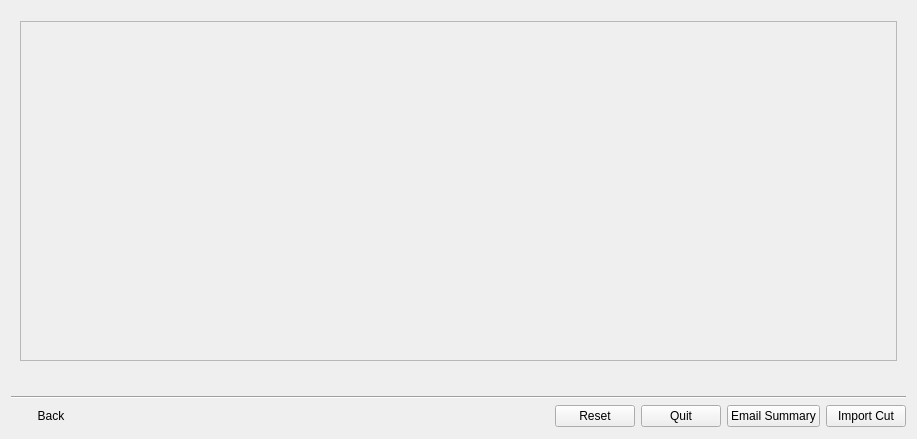
shotgunsoftware/tk-multi-importcut, file resources/dialog.ui: the form before one commit.
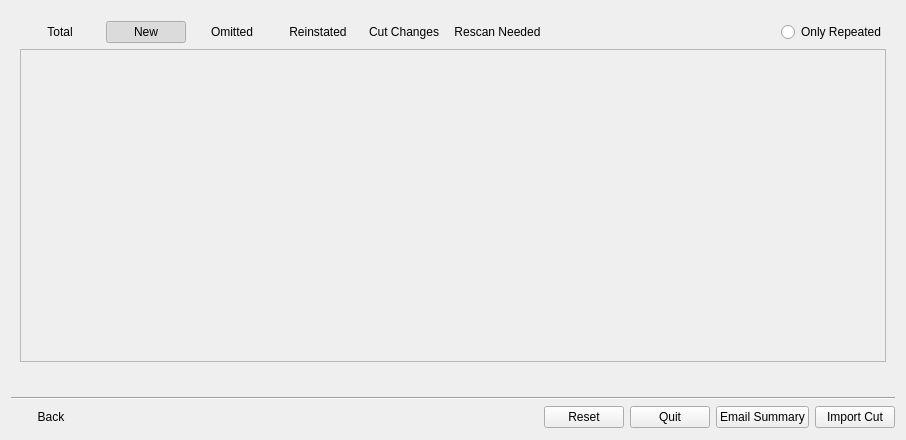
The form after the commit. The open tabs and pages were chosen to show the change. Icons and pictures are not drawn. Custom widgets are drawn as their Qt base class.

Commit message: Added cut summary selector buttons

```diff
--- a/resources/dialog.ui
+++ b/resources/dialog.ui
@@ -6,8 +6,8 @@
    <rect>
     <x>0</x>
     <y>0</y>
-    <width>917</width>
-    <height>439</height>
+    <width>906</width>
+    <height>440</height>
    </rect>
   </property>
   <property name="windowTitle">
@@ -91,7 +91,133 @@
      <widget class="QWidget" name="cut_summary_page">
       <layout class="QVBoxLayout" name="verticalLayout_4" stretch="0,0">
        <item>
-        <layout class="QHBoxLayout" name="horizontalLayout_2"/>
+        <layout class="QHBoxLayout" name="horizontalLayout_2" stretch="0,0,0,0,0,0,1,0">
+         <item>
+          <widget class="QPushButton" name="total_button">
+           <property name="text">
+            <string>Total</string>
+           </property>
+           <property name="checkable">
+            <bool>true</bool>
+           </property>
+           <property name="checked">
+            <bool>false</bool>
+           </property>
+           <property name="autoExclusive">
+            <bool>true</bool>
+           </property>
+           <property name="flat">
+            <bool>true</bool>
+           </property>
+          </widget>
+         </item>
+         <item>
+          <widget class="QPushButton" name="new_select_button">
+           <property name="text">
+            <string>New</string>
+           </property>
+           <property name="checkable">
+            <bool>true</bool>
+           </property>
+           <property name="checked">
+            <bool>true</bool>
+           </property>
+           <property name="autoExclusive">
+            <bool>true</bool>
+           </property>
+           <property name="flat">
+            <bool>true</bool>
+           </property>
+          </widget>
+         </item>
+         <item>
+          <widget class="QPushButton" name="omitted_select_button">
+           <property name="text">
+            <string>Omitted</string>
+           </property>
+           <property name="checkable">
+            <bool>true</bool>
+           </property>
+           <property name="autoExclusive">
+            <bool>true</bool>
+           </property>
+           <property name="flat">
+            <bool>true</bool>
+           </property>
+          </widget>
+         </item>
+         <item>
+          <widget class="QPushButton" name="reinstated_select_button">
+           <property name="text">
+            <string>Reinstated</string>
+           </property>
+           <property name="checkable">
+            <bool>true</bool>
+           </property>
+           <property name="autoExclusive">
+            <bool>true</bool>
+           </property>
+           <property name="flat">
+            <bool>true</bool>
+           </property>
+          </widget>
+         </item>
+         <item>
+          <widget class="QPushButton" name="cut_change_select_button">
+           <property name="text">
+            <string>Cut Changes</string>
+           </property>
+           <property name="checkable">
+            <bool>true</bool>
+           </property>
+           <property name="autoExclusive">
+            <bool>true</bool>
+           </property>
+           <property name="flat">
+            <bool>true</bool>
+           </property>
+          </widget>
+         </item>
+         <item>
+          <widget class="QPushButton" name="rescan_select_button">
+           <property name="text">
+            <string>Rescan Needed</string>
+           </property>
+           <property name="checkable">
+            <bool>true</bool>
+           </property>
+           <property name="autoExclusive">
+            <bool>true</bool>
+           </property>
+           <property name="flat">
+            <bool>true</bool>
+           </property>
+          </widget>
+         </item>
+         <item>
+          <spacer name="horizontalSpacer_2">
+           <property name="orientation">
+            <enum>Qt::Horizontal</enum>
+           </property>
+           <property name="sizeHint" stdset="0">
+            <size>
+             <width>40</width>
+             <height>20</height>
+            </size>
+           </property>
+          </spacer>
+         </item>
+         <item>
+          <widget class="QRadioButton" name="repeated_radio_button">
+           <property name="text">
+            <string>Only Repeated</string>
+           </property>
+           <property name="autoExclusive">
+            <bool>false</bool>
+           </property>
+          </widget>
+         </item>
+        </layout>
        </item>
        <item>
         <widget class="QScrollArea" name="scrollArea_2">
@@ -103,8 +229,8 @@
            <rect>
             <x>0</x>
             <y>0</y>
-            <width>716</width>
-            <height>286</height>
+            <width>856</width>
+            <height>250</height>
            </rect>
           </property>
           <layout class="QVBoxLayout" name="cutsummary_list">
```
The commit also changes 3 other files.
